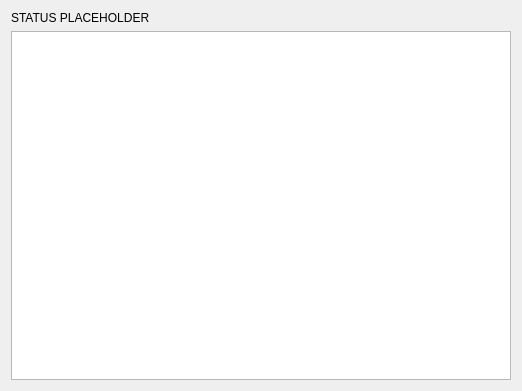
This is src/frontend/qt_sdl/LANDialog.ui in openpak/melonds as Qt 5 draws it before an edit. The edited form follows.
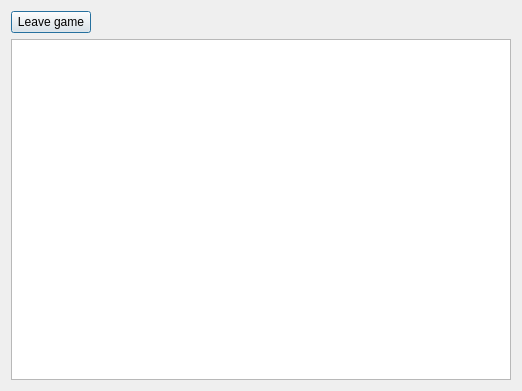
This is the edited form.

Diff of the .ui file:
```diff
--- a/src/frontend/qt_sdl/LANDialog.ui
+++ b/src/frontend/qt_sdl/LANDialog.ui
@@ -15,11 +15,31 @@
   </property>
   <layout class="QVBoxLayout" name="verticalLayout_2">
    <item>
-    <widget class="QLabel" name="lblStatus">
-     <property name="text">
-      <string>STATUS PLACEHOLDER</string>
+    <layout class="QHBoxLayout" name="horizontalLayout">
+     <property name="leftMargin">
+      <number>0</number>
      </property>
-    </widget>
+     <item>
+      <widget class="QPushButton" name="btnLeaveGame">
+       <property name="text">
+        <string>Leave game</string>
+       </property>
+      </widget>
+     </item>
+     <item>
+      <spacer name="horizontalSpacer">
+       <property name="orientation">
+        <enum>Qt::Orientation::Horizontal</enum>
+       </property>
+       <property name="sizeHint" stdset="0">
+        <size>
+         <width>40</width>
+         <height>20</height>
+        </size>
+       </property>
+      </spacer>
+     </item>
+    </layout>
    </item>
    <item>
     <widget class="QTreeView" name="tvPlayerList"/>
```
Left out of the diff: 4 changed lines with no effect on the pictures.
